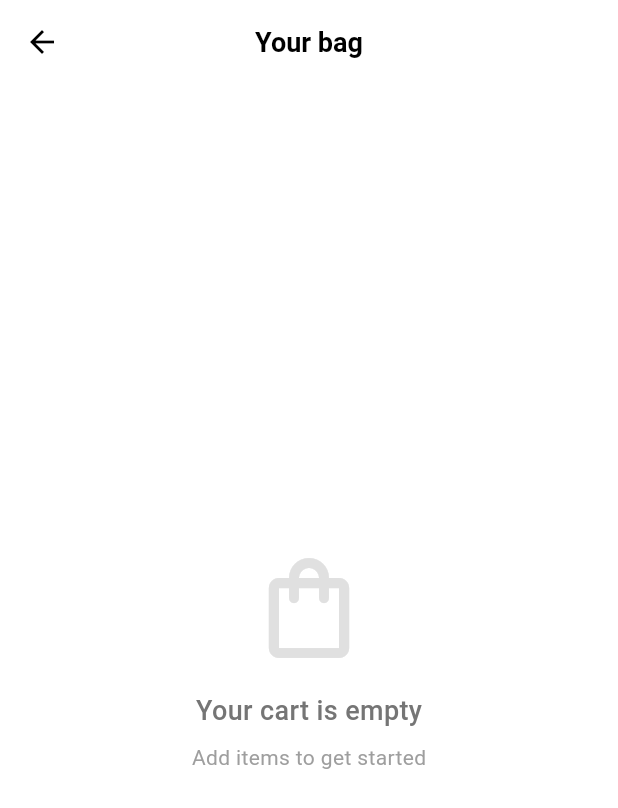
After one commit to OrixJack/experience_app, a Flutter app: the CartView screen opened by its route, on a phone screen of 412 x 824 dp. The commit adds this screen. Shown: the top 808 px of the screen. Run offline on Flutter 3.47's test engine with Material 3 defaults, Android fonts, the phone set to English and light mode, and no system bars; our stand-ins replace flutter_riverpod, freezed_annotation, go_router, shared_preferences; accounts and stored records are empty.

Commit message:
add: cart and dinamics

```diff
--- a/lib/core/assets/app_colors.dart
+++ b/lib/core/assets/app_colors.dart
@@ -1,10 +1,10 @@
 import 'package:flutter/material.dart';
 
 abstract class AppColors {
-  static final Color btnBlue = Color.fromARGB(255, 0, 111, 253);
-  static final Color bgColor = Color.fromARGB(255, 255, 255, 255);
-  static final Color gray = Color.fromARGB(255, 128, 128, 128);
-  static final Color white = Color.fromARGB(255, 255, 255, 255);
-  static final Color black = Color.fromARGB(255, 0, 0, 0);
-  static final Color blueSky = Color.fromARGB(255, 234, 242, 255);
+  static const Color btnBlue = Color.fromARGB(255, 0, 111, 253);
+  static const Color bgColor = Color.fromARGB(255, 255, 255, 255);
+  static const Color gray = Color.fromARGB(255, 128, 128, 128);
+  static const Color white = Color.fromARGB(255, 255, 255, 255);
+  static const Color black = Color.fromARGB(255, 0, 0, 0);
+  static const Color blueSky = Color.fromARGB(255, 234, 242, 255);
 }
--- /dev/null
+++ b/lib/core/consts.dart
@@ -0,0 +1,4 @@
+abstract class Consts {
+  /// Shared preferences keys
+  static const String cartDataKey = 'cart_data';
+}
--- a/lib/core/navigation/router.dart
+++ b/lib/core/navigation/router.dart
@@ -1,4 +1,5 @@
 import 'package:experience_app/features/create_prototype/domain/models/product_model.dart';
+import 'package:experience_app/features/create_prototype/presentation/views/cart_view.dart';
 import 'package:experience_app/features/create_prototype/presentation/views/create_view.dart';
 import 'package:experience_app/features/create_prototype/presentation/views/ecommerce_dashboard_view.dart';
 import 'package:experience_app/features/create_prototype/presentation/views/personalize_experience.dart';
@@ -30,6 +31,13 @@ final router = GoRouter(
         return ProductDetailsView(product: product);
       },
     ),
+    GoRoute(
+      name: Routes.cart,
+      path: '/cart',
+      builder: (context, state) {
+        return const CartView();
+      },
+    ),
   ],
 );
 
@@ -38,4 +46,5 @@ abstract class Routes {
   static const String personalizeExperience = 'personalize_experience';
   static const String ecommerceDashboard = 'ecommerce_dashboard';
   static const String productDetails = 'product_details';
+  static const String cart = 'cart';
 }
--- a/lib/features/create_prototype/domain/models/product_model.dart
+++ b/lib/features/create_prototype/domain/models/product_model.dart
@@ -2,6 +2,7 @@ import 'package:flutter/material.dart';
 import 'package:freezed_annotation/freezed_annotation.dart';
 
 part 'product_model.freezed.dart';
+part 'product_model.g.dart';
 
 @freezed
 abstract class ProductModel with _$ProductModel {
@@ -12,6 +13,9 @@ abstract class ProductModel with _$ProductModel {
     required String moneda,
     required String description,
     required List<String> sizes,
-    required List<Color> colors,
+    required List<String> colors,
   }) = _ProductModel;
+
+  factory ProductModel.fromJson(Map<String, dynamic> json) =>
+      _$ProductModelFromJson(json);
 }
--- /dev/null
+++ b/lib/features/create_prototype/presentation/views/cart_view.dart
@@ -0,0 +1,141 @@
+import 'package:experience_app/core/navigation/router.dart';
+import 'package:flutter/material.dart';
+import 'package:flutter_riverpod/flutter_riverpod.dart';
+import 'package:experience_app/features/create_prototype/presentation/providers/cart_provider.dart';
+import 'package:experience_app/features/create_prototype/presentation/widgets/cart_product_item_widget.dart';
+
+class CartView extends ConsumerWidget {
+  const CartView({super.key});
+
+  @override
+  Widget build(BuildContext context, WidgetRef ref) {
+    final cartState = ref.watch(cartProvider);
+
+    return Scaffold(
+      backgroundColor: Colors.white,
+      appBar: AppBar(
+        backgroundColor: Colors.white,
+        elevation: 0,
+        leading: IconButton(
+          icon: const Icon(Icons.arrow_back, color: Colors.black),
+          onPressed: () => router.goNamed(Routes.ecommerceDashboard),
+        ),
+        title: const Text(
+          'Your bag',
+          style: TextStyle(
+            color: Colors.black,
+            fontSize: 18,
+            fontWeight: FontWeight.w600,
+          ),
+        ),
+        centerTitle: true,
+      ),
+      body: cartState.products.isEmpty
+          ? _buildEmptyCart()
+          : Column(
+              children: [
+                // Lista de productos
+                Expanded(
+                  child: ListView.builder(
+                    itemCount: cartState.products.length,
+                    itemBuilder: (context, index) {
+                      final product = cartState.products[index];
+                      return CartProductItemWidget(product: product);
+                    },
+                  ),
+                ),
+                // Divisor
+                Divider(height: 1, color: Colors.grey[300]),
+                // Resumen de compra
+                _buildPriceSummary(context, cartState),
+              ],
+            ),
+    );
+  }
+
+  Widget _buildEmptyCart() {
+    return Center(
+      child: Column(
+        mainAxisAlignment: MainAxisAlignment.center,
+        children: [
+          Icon(Icons.shopping_bag_outlined, size: 80, color: Colors.grey[300]),
+          const SizedBox(height: 16),
+          Text(
+            'Your cart is empty',
+            style: TextStyle(
+              fontSize: 18,
+              fontWeight: FontWeight.w500,
+              color: Colors.grey[600],
+            ),
+          ),
+          const SizedBox(height: 8),
+          Text(
+            'Add items to get started',
+            style: TextStyle(fontSize: 14, color: Colors.grey[500]),
+          ),
+        ],
+      ),
+    );
+  }
+
+  Widget _buildPriceSummary(BuildContext context, dynamic cartState) {
+    return Container(
+      padding: const EdgeInsets.symmetric(horizontal: 16, vertical: 20),
+      child: Column(
+        children: [
+          // Total row
+          Row(
+            mainAxisAlignment: MainAxisAlignment.spaceBetween,
+            children: [
+              const Text(
+                'Total',
+                style: TextStyle(
+                  fontSize: 16,
+                  fontWeight: FontWeight.w500,
+                  color: Colors.black87,
+                ),
+              ),
+              Text(
+                'Q ${cartState.totalPrice.toStringAsFixed(2)}',
+                style: const TextStyle(
+                  fontSize: 18,
+                  fontWeight: FontWeight.w700,
+                  color: Colors.black,
+                ),
+              ),
+            ],
+          ),
+          const SizedBox(height: 16),
+          // Checkout button
+          SizedBox(
+            width: double.infinity,
+            height: 50,
+            child: ElevatedButton(
+              style: ElevatedButton.styleFrom(
+                backgroundColor: const Color(0xFF2563EB), // Azul
+                shape: RoundedRectangleBorder(
+                  borderRadius: BorderRadius.circular(8),
+                ),
+                elevation: 0,
+              ),
+              onPressed: () {
+                // Implementar lógica de checkout
+                ScaffoldMessenger.of(context).showSnackBar(
+                  const SnackBar(content: Text('Proceeding to checkout...')),
+                );
+              },
+              child: const Text(
+                'Checkout',
+                style: TextStyle(
+                  fontSize: 16,
+                  fontWeight: FontWeight.w600,
+                  color: Colors.white,
+                ),
+              ),
+            ),
+          ),
+        ],
+      ),
+    );
+  }
+}
--- a/lib/features/create_prototype/presentation/views/personalize_experience.dart
+++ b/lib/features/create_prototype/presentation/views/personalize_experience.dart
@@ -27,7 +27,7 @@ class PersonalizeExperience extends ConsumerWidget {
                   ),
                 ),
                 const SizedBox(height: 10),
-                Text(
+                const Text(
                   'Choose your interests.',
                   style: TextStyle(
                     fontSize: AppFontSize.body,
@@ -52,7 +52,7 @@ class PersonalizeExperience extends ConsumerWidget {
                     ),
                     minimumSize: const Size(double.infinity, 52),
                   ),
-                  child: Text(
+                  child: const Text(
                     'Next',
                     style: TextStyle(fontSize: 16, color: AppColors.white),
                   ),
--- a/lib/features/create_prototype/presentation/widgets/interest_option_widget.dart
+++ b/lib/features/create_prototype/presentation/widgets/interest_option_widget.dart
@@ -44,7 +44,7 @@ class InterestOptionWidget extends ConsumerWidget {
                 ),
               ),
               if (isSelected)
-                Icon(Icons.check, color: AppColors.btnBlue, size: 20),
+                const Icon(Icons.check, color: AppColors.btnBlue, size: 20),
             ],
           ),
         ),
--- a/lib/features/create_prototype/presentation/widgets/product_widget.dart
+++ b/lib/features/create_prototype/presentation/widgets/product_widget.dart
@@ -49,7 +49,7 @@ class ProductWidget extends ConsumerWidget {
                 padding: const EdgeInsets.symmetric(horizontal: 8.0),
                 child: Text(
                   '$moneda$price',
-                  style: TextStyle(
+                  style: const TextStyle(
                     fontSize: 14,
                     color: AppColors.black,
                     fontWeight: FontWeight.w700,
--- a/pubspec.yaml
+++ b/pubspec.yaml
@@ -16,6 +16,7 @@ dependencies:
   json_annotation: ^4.11.0
   flutter_riverpod: ^2.4.0
   riverpod_annotation: ^2.3.0
+  shared_preferences: ^2.5.4
 
 dev_dependencies:
   flutter_test:
```
Also changed, not shown: lib/core/local_storage.dart (added, +16 -0 lines), lib/features/create_prototype/data/data_sources/local_cart_data_source.dart (added, +18 -0 lines), lib/features/create_prototype/domain/models/product_in_cart_model.dart (added, +22 -0 lines), lib/features/create_prototype/presentation/providers/cart_provider.dart (+119 -0 lines), lib/features/create_prototype/presentation/states/cart_state.dart (added, +16 -0 lines), lib/features/create_prototype/presentation/views/create_view.dart (+7 -7 lines), lib/features/create_prototype/presentation/views/ecommerce_dashboard_view.dart (+8 -17 lines), lib/features/create_prototype/presentation/views/product_details_view.dart (+17 -5 lines), lib/features/create_prototype/presentation/widgets/cart_product_item_widget.dart (added, +163 -0 lines), lib/features/create_prototype/domain/models/product_in_cart_model.freezed.dart (added), lib/features/create_prototype/domain/models/product_in_cart_model.g.dart (added), lib/features/create_prototype/domain/models/product_model.freezed.dart, lib/features/create_prototype/domain/models/product_model.g.dart (added), lib/features/create_prototype/presentation/states/cart_state.freezed.dart (added), 1 more files, 1 other file.
